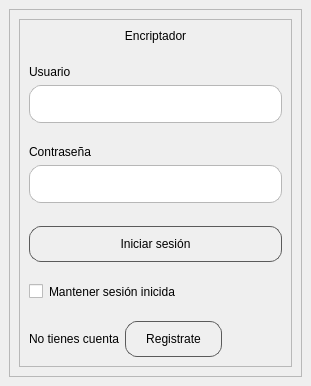
Before: the Qt Designer form src/Archivos.ui/Inicio_sesion.ui in AC-Santiago/Encriptador_archivostxt, drawn with Qt 5.
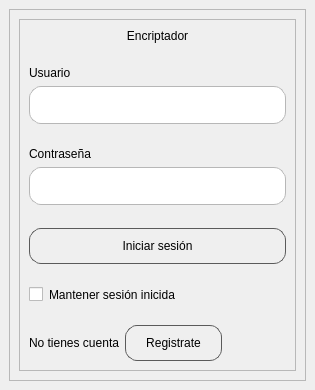
After: the same form once the commit is applied. Icons and pictures are not drawn.

What changed in the file:
```diff
--- a/src/Archivos.ui/Inicio_sesion.ui
+++ b/src/Archivos.ui/Inicio_sesion.ui
@@ -6,8 +6,8 @@
    <rect>
     <x>0</x>
     <y>0</y>
-    <width>311</width>
-    <height>386</height>
+    <width>315</width>
+    <height>390</height>
    </rect>
   </property>
   <property name="windowTitle">
```
Left out of the diff: 75 changed lines with no effect on the pictures.
